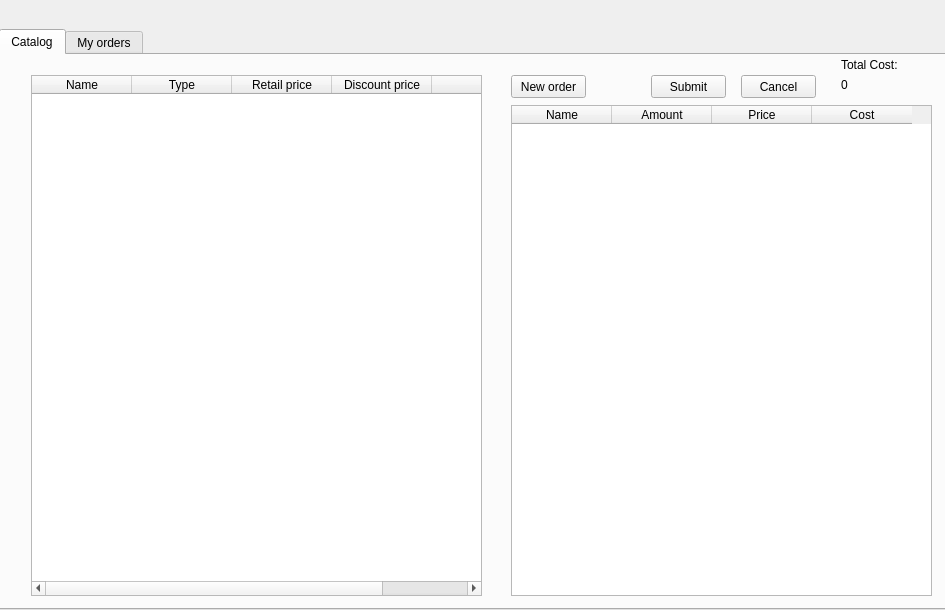
Before: the Qt Designer form front/customer/customer_window.ui in Nyakutka/brewery, drawn with Qt 5.
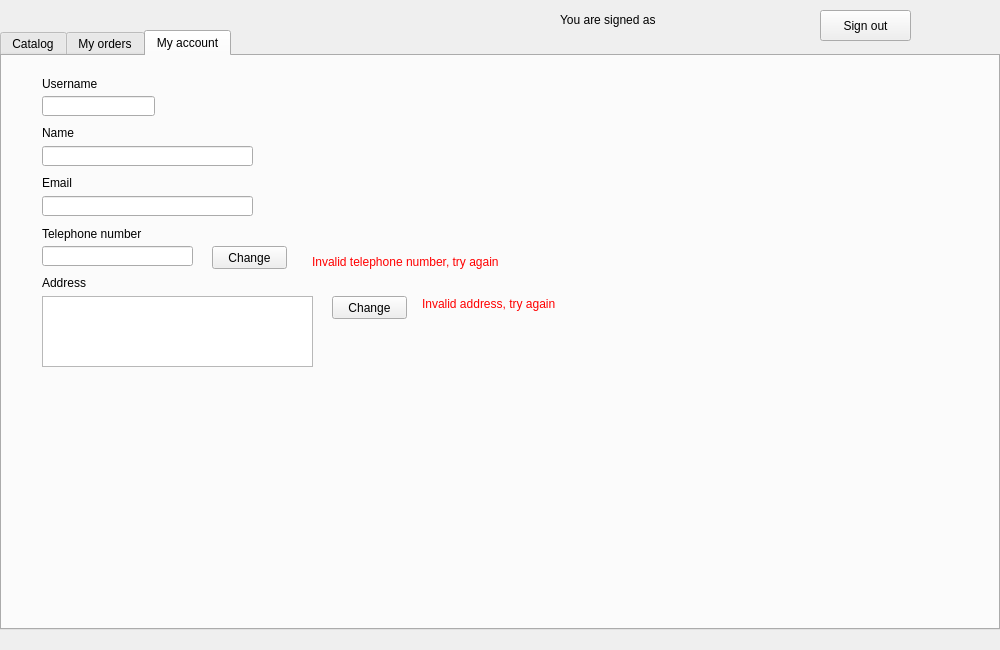
After: the same form once the commit is applied. The open tabs and pages were chosen to show the change.

```diff
--- a/front/customer/customer_window.ui
+++ b/front/customer/customer_window.ui
@@ -6,8 +6,8 @@
    <rect>
     <x>0</x>
     <y>0</y>
-    <width>945</width>
-    <height>610</height>
+    <width>1000</width>
+    <height>650</height>
    </rect>
   </property>
   <property name="windowTitle">
@@ -16,10 +16,10 @@
   <widget class="QTabWidget" name="customer_tab_widget">
    <property name="geometry">
     <rect>
-     <x>-1</x>
-     <y>29</y>
-     <width>1001</width>
-     <height>581</height>
+     <x>0</x>
+     <y>30</y>
+     <width>1000</width>
+     <height>600</height>
     </rect>
    </property>
    <property name="currentIndex">
@@ -302,6 +302,225 @@
      </property>
     </widget>
    </widget>
+   <widget class="QWidget" name="account_tab">
+    <attribute name="title">
+     <string>My account</string>
+    </attribute>
+    <widget class="QLineEdit" name="username_line">
+     <property name="geometry">
+      <rect>
+       <x>40</x>
+       <y>40</y>
+       <width>113</width>
+       <height>20</height>
+      </rect>
+     </property>
+     <property name="readOnly">
+      <bool>true</bool>
+     </property>
+    </widget>
+    <widget class="QLabel" name="username_label">
+     <property name="geometry">
+      <rect>
+       <x>40</x>
+       <y>20</y>
+       <width>71</width>
+       <height>16</height>
+      </rect>
+     </property>
+     <property name="text">
+      <string>Username</string>
+     </property>
+    </widget>
+    <widget class="QLabel" name="email_label">
+     <property name="geometry">
+      <rect>
+       <x>40</x>
+       <y>120</y>
+       <width>47</width>
+       <height>13</height>
+      </rect>
+     </property>
+     <property name="text">
+      <string>Email</string>
+     </property>
+    </widget>
+    <widget class="QLabel" name="telephone_number_label">
+     <property name="geometry">
+      <rect>
+       <x>40</x>
+       <y>170</y>
+       <width>101</width>
+       <height>16</height>
+      </rect>
+     </property>
+     <property name="text">
+      <string>Telephone number</string>
+     </property>
+    </widget>
+    <widget class="QLabel" name="address_label">
+     <property name="geometry">
+      <rect>
+       <x>40</x>
+       <y>220</y>
+       <width>47</width>
+       <height>13</height>
+      </rect>
+     </property>
+     <property name="text">
+      <string>Address</string>
+     </property>
+    </widget>
+    <widget class="QLineEdit" name="email_line">
+     <property name="geometry">
+      <rect>
+       <x>40</x>
+       <y>140</y>
+       <width>211</width>
+       <height>20</height>
+      </rect>
+     </property>
+     <property name="readOnly">
+      <bool>true</bool>
+     </property>
+    </widget>
+    <widget class="QLineEdit" name="telephone_number_line">
+     <property name="geometry">
+      <rect>
+       <x>40</x>
+       <y>190</y>
+       <width>151</width>
+       <height>20</height>
+      </rect>
+     </property>
+     <property name="readOnly">
+      <bool>true</bool>
+     </property>
+    </widget>
+    <widget class="QLabel" name="name_label">
+     <property name="geometry">
+      <rect>
+       <x>40</x>
+       <y>70</y>
+       <width>47</width>
+       <height>13</height>
+      </rect>
+     </property>
+     <property name="text">
+      <string>Name</string>
+     </property>
+    </widget>
+    <widget class="QLineEdit" name="name_line">
+     <property name="geometry">
+      <rect>
+       <x>40</x>
+       <y>90</y>
+       <width>211</width>
+       <height>20</height>
+      </rect>
+     </property>
+     <property name="readOnly">
+      <bool>true</bool>
+     </property>
+    </widget>
+    <widget class="QTextEdit" name="address_line">
+     <property name="geometry">
+      <rect>
+       <x>40</x>
+       <y>240</y>
+       <width>271</width>
+       <height>71</height>
+      </rect>
+     </property>
+     <property name="readOnly">
+      <bool>true</bool>
+     </property>
+    </widget>
+    <widget class="QPushButton" name="change_telephone_number_button">
+     <property name="geometry">
+      <rect>
+       <x>210</x>
+       <y>190</y>
+       <width>75</width>
+       <height>23</height>
+      </rect>
+     </property>
+     <property name="text">
+      <string>Change</string>
+     </property>
+    </widget>
+    <widget class="QPushButton" name="change_address_button">
+     <property name="geometry">
+      <rect>
+       <x>330</x>
+       <y>240</y>
+       <width>75</width>
+       <height>23</height>
+      </rect>
+     </property>
+     <property name="text">
+      <string>Change</string>
+     </property>
+    </widget>
+    <widget class="QLabel" name="invalid_telephone_number_label">
+     <property name="geometry">
+      <rect>
+       <x>310</x>
+       <y>190</y>
+       <width>301</width>
+       <height>31</height>
+      </rect>
+     </property>
+     <property name="styleSheet">
+      <string notr="true">color: rgb(255, 0, 0);</string>
+     </property>
+     <property name="text">
+      <string>Invalid telephone number, try again</string>
+     </property>
+    </widget>
+    <widget class="QLabel" name="invalid_address_label">
+     <property name="geometry">
+      <rect>
+       <x>420</x>
+       <y>240</y>
+       <width>201</width>
+       <height>16</height>
+      </rect>
+     </property>
+     <property name="styleSheet">
+      <string notr="true">color: rgb(255, 0, 0);</string>
+     </property>
+     <property name="text">
+      <string>Invalid address, try again</string>
+     </property>
+    </widget>
+   </widget>
+  </widget>
+  <widget class="QLabel" name="signed_label">
+   <property name="geometry">
+    <rect>
+     <x>560</x>
+     <y>10</y>
+     <width>261</width>
+     <height>20</height>
+    </rect>
+   </property>
+   <property name="text">
+    <string>You are signed as</string>
+   </property>
+  </widget>
+  <widget class="QPushButton" name="sign_out_button">
+   <property name="geometry">
+    <rect>
+     <x>820</x>
+     <y>10</y>
+     <width>91</width>
+     <height>31</height>
+    </rect>
+   </property>
+   <property name="text">
+    <string>Sign out</string>
+   </property>
   </widget>
  </widget>
  <resources/>
```
Left out of the diff: 12 changed lines with no effect on the pictures.
